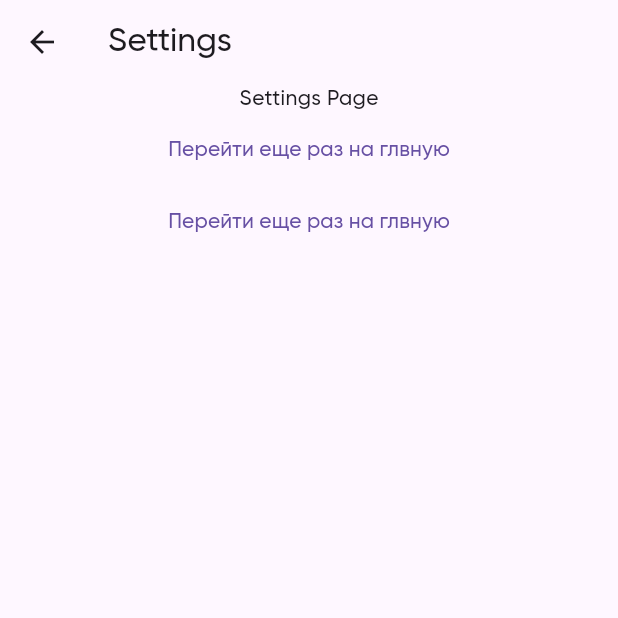
After one commit to merekesabitov/TasbihApp, a Flutter app: the Settings screen opened by its route, on a phone screen of 412 x 824 dp, the top half of it. The commit adds this screen. Run offline on Flutter 3.47's test engine with Material 3 defaults, Android fonts, the phone set to English and light mode, and no system bars; our stand-ins replace go_router.

Commit message:
1. Inverting the output of the Dhikr in the database 2. Addition of the Dhikr editing functionality from the database 3. Implement go_router into the project 4. Creating a Setting Page

```diff
--- a/Tasbih_App/lib/main.dart
+++ b/Tasbih_App/lib/main.dart
@@ -1,5 +1,7 @@
 import 'package:flutter/material.dart';
+import 'package:go_router/go_router.dart';
 import 'pages/home/home.dart';
+import 'pages/settings/settings.dart';
 
 void main() {
   runApp(const Tasbih());
@@ -10,12 +12,31 @@ class Tasbih extends StatelessWidget {
 
   @override
   Widget build(BuildContext context) {
-    return MaterialApp(
+    return MaterialApp.router(
       debugShowCheckedModeBanner: false,
       theme: ThemeData(
         fontFamily: 'Gilroy-Medium',
       ),
-      home: const HomePage(),
+      routerConfig: _router,
     );
   }
 }
+
+final GoRouter _router = GoRouter(
+  routes: [
+    GoRoute(
+      path: '/',
+      builder: (BuildContext context, GoRouterState state) {
+        return const HomePage();
+      },
+      routes: [
+        GoRoute(
+          path: 'settings',
+          builder: (BuildContext context, GoRouterState state) {
+            return const Settings();
+          },
+        ),
+      ],
+    ),
+  ],
+);
--- a/Tasbih_App/lib/pages/home/counter_panel/counter_panel.dart
+++ b/Tasbih_App/lib/pages/home/counter_panel/counter_panel.dart
@@ -136,6 +136,7 @@ class _CounterPanelState extends State<CounterPanel> {
                             ),
                           );
 
+                          controller.clear();
                           widget.func();
                           Navigator.pop(context);
                         },
--- /dev/null
+++ b/Tasbih_App/lib/pages/settings/settings.dart
@@ -0,0 +1,33 @@
+import 'package:flutter/material.dart';
+import 'package:go_router/go_router.dart';
+
+class Settings extends StatelessWidget {
+  const Settings({super.key});
+
+  @override
+  Widget build(BuildContext context) {
+    return Scaffold(
+      appBar: AppBar(
+        title: const Text('Settings'),
+      ),
+      body: Center(
+        child: Column(
+          children: [
+            const Text('Settings Page'),
+            TextButton(
+              onPressed: () {
+              context.go('/');
+            },
+            child: const Text('Перейти еще раз на глвную'),
+            ),
+            TextButton(onPressed: () {
+              context.pop();
+            },
+            child: const Text('Перейти еще раз на глвную'),
+            ),
+          ],
+        ),
+      ),
+    );
+  }
+}
--- a/Tasbih_App/pubspec.yaml
+++ b/Tasbih_App/pubspec.yaml
@@ -36,6 +36,7 @@ dependencies:
   # Use with the CupertinoIcons class for iOS style icons.
   cupertino_icons: ^1.0.2
   intl: ^0.18.1
+  go_router: ^12.1.3
 
 dev_dependencies:
   flutter_test:
```
Also changed, not shown: Tasbih_App/lib/pages/home/db_panel/db_panel.dart (+79 -14 lines), Tasbih_App/lib/pages/home/top_panel/top_panel.dart (+7 -1 lines), Tasbih_App/pubspec.lock.
